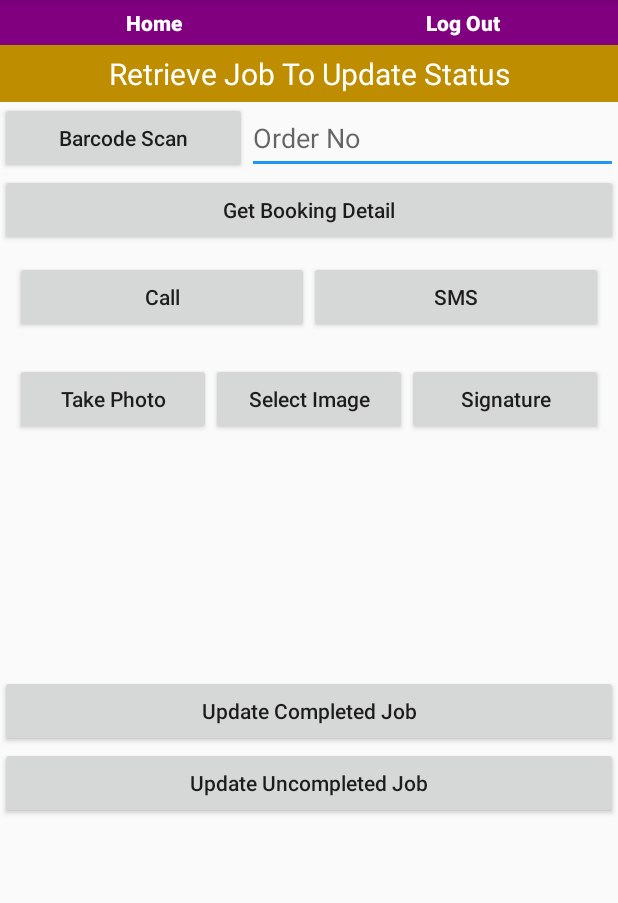
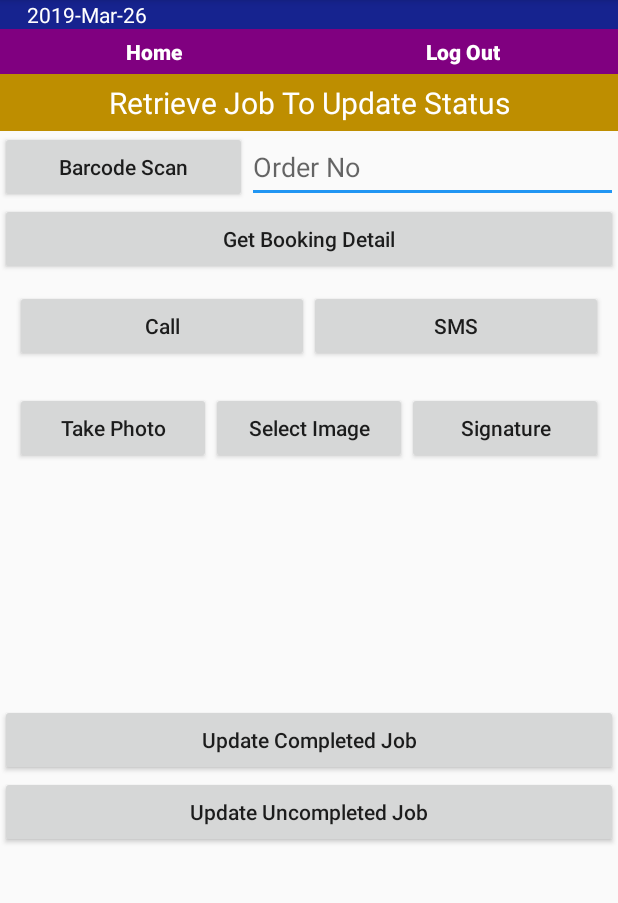
Before and after one commit to Assassins719/delivery_service, an Android app: the Retrieve screen opened directly, with no data from a screen before it, on a phone screen of 412 x 824 dp, the part 84-987 px from its top. Run offline under Robolectric (Android 15) with nearby library versions, the phone set to English and light mode, and no system bars; libraries missing offline, so code that uses them is left out: fr.arnaudguyon.xmltojsonlib; pictures from the network do not load.

Commit message:
latest change, image,login, ui

```diff
--- a/app/src/main/res/layout/activity_login.xml
+++ b/app/src/main/res/layout/activity_login.xml
@@ -21,7 +21,7 @@
             android:layout_marginTop="10dp"
             android:inputType="textEmailAddress"
             android:hint="Username"
-            android:text="systest"
+            android:text=""
             android:maxLines="1"
             android:paddingLeft="10dip"
             android:paddingRight="10dip"
@@ -35,7 +35,7 @@
             android:layout_height="45dp"
             android:layout_marginTop="10dp"
             android:hint="Password"
-            android:text="123123"
+            android:text=""
             android:inputType="textPassword"
             android:maxLines="1"
             android:paddingLeft="10dip"
--- a/app/src/main/res/layout/activity_retrieve.xml
+++ b/app/src/main/res/layout/activity_retrieve.xml
@@ -6,6 +6,15 @@
     android:layout_height="match_parent"
     android:orientation="vertical"
     tools:context=".Retrieve">
+    <TextView
+        android:layout_width="match_parent"
+        android:layout_height="wrap_content"
+        android:textColor="#fff"
+        android:background="#16238f"
+        android:paddingLeft="18dp"
+        android:orientation="horizontal"
+        android:text="@string/app_version">
+    </TextView>
     <LinearLayout
         android:layout_width="match_parent"
         android:layout_height="30dp"
@@ -148,7 +157,7 @@
                         <TextView
                             android:layout_width="wrap_content"
                             android:layout_height="wrap_content"
-                            android:text="UpdateInfo : "
+                            android:text=""
                             android:textSize="16dp"
                             android:textStyle="bold"
                             android:textColor="#000"
@@ -300,6 +309,7 @@
                     android:id="@+id/lyt_custrefs"
                     android:layout_width="match_parent"
                     android:layout_height="wrap_content"
+                    android:layout_marginTop="8dp"
                     android:layout_marginBottom="8dp">
                     <TextView
                         android:layout_width="wrap_content"
--- a/app/src/main/res/layout/listitem.xml
+++ b/app/src/main/res/layout/listitem.xml
@@ -81,7 +81,7 @@
             <TextView
                 android:layout_width="wrap_content"
                 android:layout_height="wrap_content"
-                android:text="UpdateInfo : "
+                android:text=""
                 android:textSize="16dp"
                 android:textStyle="bold"
                 android:textColor="#000"
@@ -242,6 +242,7 @@
         android:id="@+id/lyt_custrefs"
         android:layout_width="match_parent"
         android:layout_height="wrap_content"
+        android:layout_marginTop="8dp"
         android:layout_marginBottom="8dp">
         <TextView
             android:layout_width="wrap_content"
--- a/app/src/main/res/values/strings.xml
+++ b/app/src/main/res/values/strings.xml
@@ -1,3 +1,4 @@
 <resources>
     <string name="app_name">East West Courier Services</string>
+    <string name="app_version">2019-Mar-26</string>
 </resources>
```
Also changed, not shown: app/src/main/java/com/courier/services/kohcw/Retrieve.java (+8 -6 lines), app/src/main/res/layout/activity_home.xml (+9 -1 lines).
